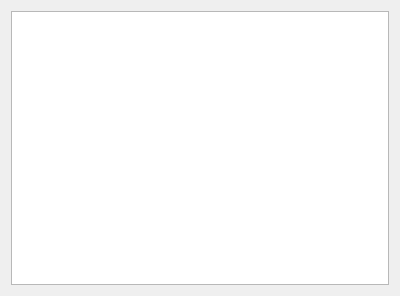
Before: the Qt Designer form FileManagement/Sign.ui in hhyvs111/FileManagement, drawn with Qt 5.
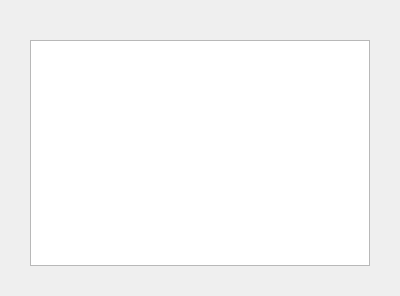
After: the same form once the commit is applied.

Diff of the .ui file:
```diff
--- a/FileManagement/Sign.ui
+++ b/FileManagement/Sign.ui
@@ -14,6 +14,18 @@
    <string>Form</string>
   </property>
   <layout class="QVBoxLayout" name="verticalLayout">
+   <property name="leftMargin">
+    <number>30</number>
+   </property>
+   <property name="topMargin">
+    <number>40</number>
+   </property>
+   <property name="rightMargin">
+    <number>30</number>
+   </property>
+   <property name="bottomMargin">
+    <number>30</number>
+   </property>
    <item>
     <widget class="QTableView" name="tableView"/>
    </item>
```
